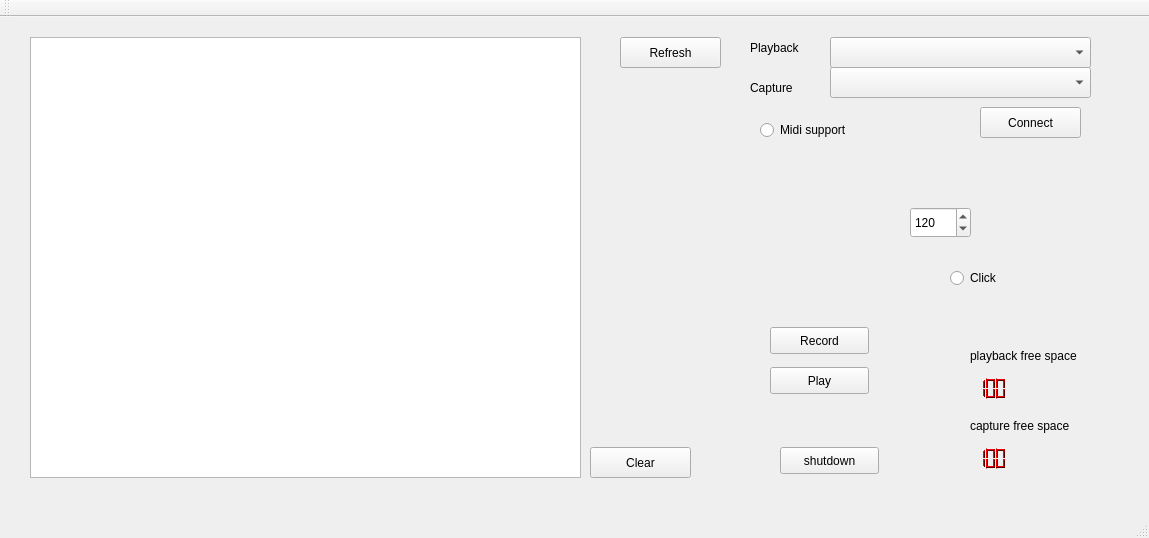
This is mainwindow.ui in fredericabry/raspiloop as Qt 5 draws it before an edit. The edited form follows.
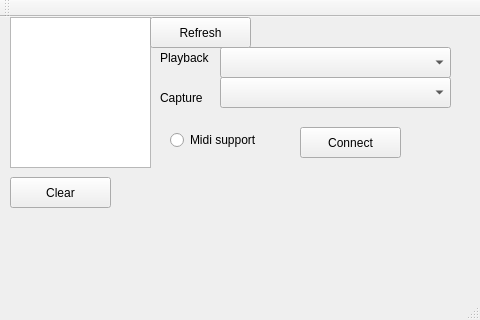
This is the edited form.

Patch:
```diff
--- a/mainwindow.ui
+++ b/mainwindow.ui
@@ -6,8 +6,8 @@
    <rect>
     <x>0</x>
     <y>0</y>
-    <width>1149</width>
-    <height>538</height>
+    <width>480</width>
+    <height>320</height>
    </rect>
   </property>
   <property name="windowTitle">
@@ -17,19 +17,19 @@
    <widget class="QTextBrowser" name="console">
     <property name="geometry">
      <rect>
-      <x>30</x>
-      <y>20</y>
-      <width>551</width>
-      <height>441</height>
+      <x>10</x>
+      <y>0</y>
+      <width>141</width>
+      <height>151</height>
      </rect>
     </property>
    </widget>
    <widget class="QComboBox" name="cardchoice">
     <property name="geometry">
      <rect>
-      <x>830</x>
-      <y>20</y>
-      <width>261</width>
+      <x>220</x>
+      <y>30</y>
+      <width>231</width>
       <height>31</height>
      </rect>
     </property>
@@ -37,8 +37,8 @@
    <widget class="QPushButton" name="brefresh">
     <property name="geometry">
      <rect>
-      <x>620</x>
-      <y>20</y>
+      <x>150</x>
+      <y>0</y>
       <width>101</width>
       <height>31</height>
      </rect>
@@ -50,8 +50,8 @@
    <widget class="QPushButton" name="bconnect">
     <property name="geometry">
      <rect>
-      <x>980</x>
-      <y>90</y>
+      <x>300</x>
+      <y>110</y>
       <width>101</width>
       <height>31</height>
      </rect>
@@ -63,8 +63,8 @@
    <widget class="QRadioButton" name="bmidi">
     <property name="geometry">
      <rect>
-      <x>760</x>
-      <y>100</y>
+      <x>170</x>
+      <y>110</y>
       <width>118</width>
       <height>26</height>
      </rect>
@@ -76,8 +76,8 @@
    <widget class="QPushButton" name="bclear">
     <property name="geometry">
      <rect>
-      <x>590</x>
-      <y>430</y>
+      <x>10</x>
+      <y>160</y>
       <width>101</width>
       <height>31</height>
      </rect>
@@ -89,8 +89,8 @@
    <widget class="QLabel" name="label">
     <property name="geometry">
      <rect>
-      <x>750</x>
-      <y>60</y>
+      <x>160</x>
+      <y>70</y>
       <width>61</width>
       <height>21</height>
      </rect>
@@ -102,8 +102,8 @@
    <widget class="QLabel" name="label_2">
     <property name="geometry">
      <rect>
-      <x>750</x>
-      <y>20</y>
+      <x>160</x>
+      <y>30</y>
       <width>111</width>
       <height>21</height>
      </rect>
@@ -115,993 +115,13 @@
    <widget class="QComboBox" name="cardchoice_input">
     <property name="geometry">
      <rect>
-      <x>830</x>
-      <y>50</y>
-      <width>261</width>
+      <x>220</x>
+      <y>60</y>
+      <width>231</width>
       <height>31</height>
      </rect>
     </property>
    </widget>
-   <widget class="QSpinBox" name="tempoBox">
-    <property name="geometry">
-     <rect>
-      <x>910</x>
-      <y>190</y>
-      <width>61</width>
-      <height>31</height>
-     </rect>
-    </property>
-    <property name="minimum">
-     <number>30</number>
-    </property>
-    <property name="maximum">
-     <number>500</number>
-    </property>
-    <property name="value">
-     <number>120</number>
-    </property>
-   </widget>
-   <widget class="QRadioButton" name="radioClick">
-    <property name="geometry">
-     <rect>
-      <x>950</x>
-      <y>250</y>
-      <width>117</width>
-      <height>22</height>
-     </rect>
-    </property>
-    <property name="text">
-     <string>Click</string>
-    </property>
-    <property name="autoExclusive">
-     <bool>false</bool>
-    </property>
-   </widget>
-   <widget class="QLCDNumber" name="playback_freespace">
-    <property name="geometry">
-     <rect>
-      <x>940</x>
-      <y>360</y>
-      <width>81</width>
-      <height>23</height>
-     </rect>
-    </property>
-    <property name="palette">
-     <palette>
-      <active>
-       <colorrole role="WindowText">
-        <brush brushstyle="SolidPattern">
-         <color alpha="255">
-          <red>0</red>
-          <green>0</green>
-          <blue>0</blue>
-         </color>
-        </brush>
-       </colorrole>
-       <colorrole role="Button">
-        <brush brushstyle="SolidPattern">
-         <color alpha="255">
-          <red>170</red>
-          <green>0</green>
-          <blue>0</blue>
-         </color>
-        </brush>
-       </colorrole>
-       <colorrole role="Light">
-        <brush brushstyle="SolidPattern">
-         <color alpha="255">
-          <red>255</red>
-          <green>0</green>
-          <blue>0</blue>
-         </color>
-        </brush>
-       </colorrole>
-       <colorrole role="Midlight">
-        <brush brushstyle="SolidPattern">
-         <color alpha="255">
-          <red>212</red>
-          <green>0</green>
-          <blue>0</blue>
-         </color>
-        </brush>
-       </colorrole>
-       <colorrole role="Dark">
-        <brush brushstyle="SolidPattern">
-         <color alpha="255">
-          <red>85</red>
-          <green>0</green>
-          <blue>0</blue>
-         </color>
-        </brush>
-       </colorrole>
-       <colorrole role="Mid">
-        <brush brushstyle="SolidPattern">
-         <color alpha="255">
-          <red>113</red>
-          <green>0</green>
-          <blue>0</blue>
-         </color>
-        </brush>
-       </colorrole>
-       <colorrole role="Text">
-        <brush brushstyle="SolidPattern">
-         <color alpha="255">
-          <red>0</red>
-          <green>0</green>
-          <blue>0</blue>
-         </color>
-        </brush>
-       </colorrole>
-       <colorrole role="BrightText">
-        <brush brushstyle="SolidPattern">
-         <color alpha="255">
-          <red>255</red>
-          <green>255</green>
-          <blue>255</blue>
-         </color>
-        </brush>
-       </colorrole>
-       <colorrole role="ButtonText">
-        <brush brushstyle="SolidPattern">
-         <color alpha="255">
-          <red>0</red>
-          <green>0</green>
-          <blue>0</blue>
-         </color>
-        </brush>
-       </colorrole>
-       <colorrole role="Base">
-        <brush brushstyle="SolidPattern">
-         <color alpha="255">
-          <red>255</red>
-          <green>255</green>
-          <blue>255</blue>
-         </color>
-        </brush>
-       </colorrole>
-       <colorrole role="Window">
-        <brush brushstyle="SolidPattern">
-         <color alpha="255">
-          <red>170</red>
-          <green>0</green>
-          <blue>0</blue>
-         </color>
-        </brush>
-       </colorrole>
-       <colorrole role="Shadow">
-        <brush brushstyle="SolidPattern">
-         <color alpha="255">
-          <red>0</red>
-          <green>0</green>
-          <blue>0</blue>
-         </color>
-        </brush>
-       </colorrole>
-       <colorrole role="AlternateBase">
-        <brush brushstyle="SolidPattern">
-         <color alpha="255">
-          <red>212</red>
-          <green>127</green>
-          <blue>127</blue>
-         </color>
-        </brush>
-       </colorrole>
-       <colorrole role="ToolTipBase">
-        <brush brushstyle="SolidPattern">
-         <color alpha="255">
-          <red>255</red>
-          <green>255</green>
-          <blue>220</blue>
-         </color>
-        </brush>
-       </colorrole>
-       <colorrole role="ToolTipText">
-        <brush brushstyle="SolidPattern">
-         <color alpha="255">
-          <red>0</red>
-          <green>0</green>
-          <blue>0</blue>
-         </color>
-        </brush>
-       </colorrole>
-      </active>
-      <inactive>
-       <colorrole role="WindowText">
-        <brush brushstyle="SolidPattern">
-         <color alpha="255">
-          <red>0</red>
-          <green>0</green>
-          <blue>0</blue>
-         </color>
-        </brush>
-       </colorrole>
-       <colorrole role="Button">
-        <brush brushstyle="SolidPattern">
-         <color alpha="255">
-          <red>170</red>
-          <green>0</green>
-          <blue>0</blue>
-         </color>
-        </brush>
-       </colorrole>
-       <colorrole role="Light">
-        <brush brushstyle="SolidPattern">
-         <color alpha="255">
-          <red>255</red>
-          <green>0</green>
-          <blue>0</blue>
-         </color>
-        </brush>
-       </colorrole>
-       <colorrole role="Midlight">
-        <brush brushstyle="SolidPattern">
-         <color alpha="255">
-          <red>212</red>
-          <green>0</green>
-          <blue>0</blue>
-         </color>
-        </brush>
-       </colorrole>
-       <colorrole role="Dark">
-        <brush brushstyle="SolidPattern">
-         <color alpha="255">
-          <red>85</red>
-          <green>0</green>
-          <blue>0</blue>
-         </color>
-        </brush>
-       </colorrole>
-       <colorrole role="Mid">
-        <brush brushstyle="SolidPattern">
-         <color alpha="255">
-          <red>113</red>
-          <green>0</green>
-          <blue>0</blue>
-         </color>
-        </brush>
-       </colorrole>
-       <colorrole role="Text">
-        <brush brushstyle="SolidPattern">
-         <color alpha="255">
-          <red>0</red>
-          <green>0</green>
-          <blue>0</blue>
-         </color>
-        </brush>
-       </colorrole>
-       <colorrole role="BrightText">
-        <brush brushstyle="SolidPattern">
-         <color alpha="255">
-          <red>255</red>
-          <green>255</green>
-          <blue>255</blue>
-         </color>
-        </brush>
-       </colorrole>
-       <colorrole role="ButtonText">
-        <brush brushstyle="SolidPattern">
-         <color alpha="255">
-          <red>0</red>
-          <green>0</green>
-          <blue>0</blue>
-         </color>
-        </brush>
-       </colorrole>
-       <colorrole role="Base">
-        <brush brushstyle="SolidPattern">
-         <color alpha="255">
-          <red>255</red>
-          <green>255</green>
-          <blue>255</blue>
-         </color>
-        </brush>
-       </colorrole>
-       <colorrole role="Window">
-        <brush brushstyle="SolidPattern">
-         <color alpha="255">
-          <red>170</red>
-          <green>0</green>
-          <blue>0</blue>
-         </color>
-        </brush>
-       </colorrole>
-       <colorrole role="Shadow">
-        <brush brushstyle="SolidPattern">
-         <color alpha="255">
-          <red>0</red>
-          <green>0</green>
-          <blue>0</blue>
-         </color>
-        </brush>
-       </colorrole>
-       <colorrole role="AlternateBase">
-        <brush brushstyle="SolidPattern">
-         <color alpha="255">
-          <red>212</red>
-          <green>127</green>
-          <blue>127</blue>
-         </color>
-        </brush>
-       </colorrole>
-       <colorrole role="ToolTipBase">
-        <brush brushstyle="SolidPattern">
-         <color alpha="255">
-          <red>255</red>
-          <green>255</green>
-          <blue>220</blue>
-         </color>
-        </brush>
-       </colorrole>
-       <colorrole role="ToolTipText">
-        <brush brushstyle="SolidPattern">
-         <color alpha="255">
-          <red>0</red>
-          <green>0</green>
-          <blue>0</blue>
-         </color>
-        </brush>
-       </colorrole>
-      </inactive>
-      <disabled>
-       <colorrole role="WindowText">
-        <brush brushstyle="SolidPattern">
-         <color alpha="255">
-          <red>85</red>
-          <green>0</green>
-          <blue>0</blue>
-         </color>
-        </brush>
-       </colorrole>
-       <colorrole role="Button">
-        <brush brushstyle="SolidPattern">
-         <color alpha="255">
-          <red>170</red>
-          <green>0</green>
-          <blue>0</blue>
-         </color>
-        </brush>
-       </colorrole>
-       <colorrole role="Light">
-        <brush brushstyle="SolidPattern">
-         <color alpha="255">
-          <red>255</red>
-          <green>0</green>
-          <blue>0</blue>
-         </color>
-        </brush>
-       </colorrole>
-       <colorrole role="Midlight">
-        <brush brushstyle="SolidPattern">
-         <color alpha="255">
-          <red>212</red>
-          <green>0</green>
-          <blue>0</blue>
-         </color>
-        </brush>
-       </colorrole>
-       <colorrole role="Dark">
-        <brush brushstyle="SolidPattern">
-         <color alpha="255">
-          <red>85</red>
-          <green>0</green>
-          <blue>0</blue>
-         </color>
-        </brush>
-       </colorrole>
-       <colorrole role="Mid">
-        <brush brushstyle="SolidPattern">
-         <color alpha="255">
-          <red>113</red>
-          <green>0</green>
-          <blue>0</blue>
-         </color>
-        </brush>
-       </colorrole>
-       <colorrole role="Text">
-        <brush brushstyle="SolidPattern">
-         <color alpha="255">
-          <red>85</red>
-          <green>0</green>
-          <blue>0</blue>
-         </color>
-        </brush>
-       </colorrole>
-       <colorrole role="BrightText">
-        <brush brushstyle="SolidPattern">
-         <color alpha="255">
-          <red>255</red>
-          <green>255</green>
-          <blue>255</blue>
-         </color>
-        </brush>
-       </colorrole>
-       <colorrole role="ButtonText">
-        <brush brushstyle="SolidPattern">
-         <color alpha="255">
-          <red>85</red>
-          <green>0</green>
-          <blue>0</blue>
-         </color>
-        </brush>
-       </colorrole>
-       <colorrole role="Base">
-        <brush brushstyle="SolidPattern">
-         <color alpha="255">
-          <red>170</red>
-          <green>0</green>
-          <blue>0</blue>
-         </color>
-        </brush>
-       </colorrole>
-       <colorrole role="Window">
-        <brush brushstyle="SolidPattern">
-         <color alpha="255">
-          <red>170</red>
-          <green>0</green>
-          <blue>0</blue>
-         </color>
-        </brush>
-       </colorrole>
-       <colorrole role="Shadow">
-        <brush brushstyle="SolidPattern">
-         <color alpha="255">
-          <red>0</red>
-          <green>0</green>
-          <blue>0</blue>
-         </color>
-        </brush>
-       </colorrole>
-       <colorrole role="AlternateBase">
-        <brush brushstyle="SolidPattern">
-         <color alpha="255">
-          <red>170</red>
-          <green>0</green>
-          <blue>0</blue>
-         </color>
-        </brush>
-       </colorrole>
-       <colorrole role="ToolTipBase">
-        <brush brushstyle="SolidPattern">
-         <color alpha="255">
-          <red>255</red>
-          <green>255</green>
-          <blue>220</blue>
-         </color>
-        </brush>
-       </colorrole>
-       <colorrole role="ToolTipText">
-        <brush brushstyle="SolidPattern">
-         <color alpha="255">
-          <red>0</red>
-          <green>0</green>
-          <blue>0</blue>
-         </color>
-        </brush>
-       </colorrole>
-      </disabled>
-     </palette>
-    </property>
-    <property name="frameShadow">
-     <enum>QFrame::Plain</enum>
-    </property>
-    <property name="lineWidth">
-     <number>0</number>
-    </property>
-    <property name="smallDecimalPoint">
-     <bool>false</bool>
-    </property>
-    <property name="segmentStyle">
-     <enum>QLCDNumber::Filled</enum>
-    </property>
-    <property name="intValue" stdset="0">
-     <number>100</number>
-    </property>
-   </widget>
-   <widget class="QPushButton" name="bRecord">
-    <property name="geometry">
-     <rect>
-      <x>770</x>
-      <y>310</y>
-      <width>99</width>
-      <height>27</height>
-     </rect>
-    </property>
-    <property name="text">
-     <string>Record</string>
-    </property>
-   </widget>
-   <widget class="QPushButton" name="bPlay">
-    <property name="geometry">
-     <rect>
-      <x>770</x>
-      <y>350</y>
-      <width>99</width>
-      <height>27</height>
-     </rect>
-    </property>
-    <property name="text">
-     <string>Play</string>
-    </property>
-   </widget>
-   <widget class="QLabel" name="label_3">
-    <property name="geometry">
-     <rect>
-      <x>970</x>
-      <y>330</y>
-      <width>141</width>
-      <height>17</height>
-     </rect>
-    </property>
-    <property name="text">
-     <string>playback free space</string>
-    </property>
-   </widget>
-   <widget class="QLCDNumber" name="capture_freespace">
-    <property name="geometry">
-     <rect>
-      <x>940</x>
-      <y>430</y>
-      <width>81</width>
-      <height>23</height>
-     </rect>
-    </property>
-    <property name="palette">
-     <palette>
-      <active>
-       <colorrole role="WindowText">
-        <brush brushstyle="SolidPattern">
-         <color alpha="255">
-          <red>0</red>
-          <green>0</green>
-          <blue>0</blue>
-         </color>
-        </brush>
-       </colorrole>
-       <colorrole role="Button">
-        <brush brushstyle="SolidPattern">
-         <color alpha="255">
-          <red>170</red>
-          <green>0</green>
-          <blue>0</blue>
-         </color>
-        </brush>
-       </colorrole>
-       <colorrole role="Light">
-        <brush brushstyle="SolidPattern">
-         <color alpha="255">
-          <red>255</red>
-          <green>0</green>
-          <blue>0</blue>
-         </color>
-        </brush>
-       </colorrole>
-       <colorrole role="Midlight">
-        <brush brushstyle="SolidPattern">
-         <color alpha="255">
-          <red>212</red>
-          <green>0</green>
-          <blue>0</blue>
-         </color>
-        </brush>
-       </colorrole>
-       <colorrole role="Dark">
-        <brush brushstyle="SolidPattern">
-         <color alpha="255">
-          <red>85</red>
-          <green>0</green>
-          <blue>0</blue>
-         </color>
-        </brush>
-       </colorrole>
-       <colorrole role="Mid">
-        <brush brushstyle="SolidPattern">
-         <color alpha="255">
-          <red>113</red>
-          <green>0</green>
-          <blue>0</blue>
-         </color>
-        </brush>
-       </colorrole>
-       <colorrole role="Text">
-        <brush brushstyle="SolidPattern">
-         <color alpha="255">
-          <red>0</red>
-          <green>0</green>
-          <blue>0</blue>
-         </color>
-        </brush>
-       </colorrole>
-       <colorrole role="BrightText">
-        <brush brushstyle="SolidPattern">
-         <color alpha="255">
-          <red>255</red>
-          <green>255</green>
-          <blue>255</blue>
-         </color>
-        </brush>
-       </colorrole>
-       <colorrole role="ButtonText">
-        <brush brushstyle="SolidPattern">
-         <color alpha="255">
-          <red>0</red>
-          <green>0</green>
-          <blue>0</blue>
-         </color>
-        </brush>
-       </colorrole>
-       <colorrole role="Base">
-        <brush brushstyle="SolidPattern">
-         <color alpha="255">
-          <red>255</red>
-          <green>255</green>
-          <blue>255</blue>
-         </color>
-        </brush>
-       </colorrole>
-       <colorrole role="Window">
-        <brush brushstyle="SolidPattern">
-         <color alpha="255">
-          <red>170</red>
-          <green>0</green>
-          <blue>0</blue>
-         </color>
-        </brush>
-       </colorrole>
-       <colorrole role="Shadow">
-        <brush brushstyle="SolidPattern">
-         <color alpha="255">
-          <red>0</red>
-          <green>0</green>
-          <blue>0</blue>
-         </color>
-        </brush>
-       </colorrole>
-       <colorrole role="AlternateBase">
-        <brush brushstyle="SolidPattern">
-         <color alpha="255">
-          <red>212</red>
-          <green>127</green>
-          <blue>127</blue>
-         </color>
-        </brush>
-       </colorrole>
-       <colorrole role="ToolTipBase">
-        <brush brushstyle="SolidPattern">
-         <color alpha="255">
-          <red>255</red>
-          <green>255</green>
-          <blue>220</blue>
-         </color>
-        </brush>
-       </colorrole>
-       <colorrole role="ToolTipText">
-        <brush brushstyle="SolidPattern">
-         <color alpha="255">
-          <red>0</red>
-          <green>0</green>
-          <blue>0</blue>
-         </color>
-        </brush>
-       </colorrole>
-      </active>
-      <inactive>
-       <colorrole role="WindowText">
-        <brush brushstyle="SolidPattern">
-         <color alpha="255">
-          <red>0</red>
-          <green>0</green>
-          <blue>0</blue>
-         </color>
-        </brush>
-       </colorrole>
-       <colorrole role="Button">
-        <brush brushstyle="SolidPattern">
-         <color alpha="255">
-          <red>170</red>
-          <green>0</green>
-          <blue>0</blue>
-         </color>
-        </brush>
-       </colorrole>
-       <colorrole role="Light">
-        <brush brushstyle="SolidPattern">
-         <color alpha="255">
-          <red>255</red>
-          <green>0</green>
-          <blue>0</blue>
-         </color>
-        </brush>
-       </colorrole>
-       <colorrole role="Midlight">
-        <brush brushstyle="SolidPattern">
-         <color alpha="255">
-          <red>212</red>
-          <green>0</green>
-          <blue>0</blue>
-         </color>
-        </brush>
-       </colorrole>
-       <colorrole role="Dark">
-        <brush brushstyle="SolidPattern">
-         <color alpha="255">
-          <red>85</red>
-          <green>0</green>
-          <blue>0</blue>
-         </color>
-        </brush>
-       </colorrole>
-       <colorrole role="Mid">
-        <brush brushstyle="SolidPattern">
-         <color alpha="255">
-          <red>113</red>
-          <green>0</green>
-          <blue>0</blue>
-         </color>
-        </brush>
-       </colorrole>
-       <colorrole role="Text">
-        <brush brushstyle="SolidPattern">
-         <color alpha="255">
-          <red>0</red>
-          <green>0</green>
-          <blue>0</blue>
-         </color>
-        </brush>
-       </colorrole>
-       <colorrole role="BrightText">
-        <brush brushstyle="SolidPattern">
-         <color alpha="255">
-          <red>255</red>
-          <green>255</green>
-          <blue>255</blue>
-         </color>
-        </brush>
-       </colorrole>
-       <colorrole role="ButtonText">
-        <brush brushstyle="SolidPattern">
-         <color alpha="255">
-          <red>0</red>
-          <green>0</green>
-          <blue>0</blue>
-         </color>
-        </brush>
-       </colorrole>
-       <colorrole role="Base">
-        <brush brushstyle="SolidPattern">
-         <color alpha="255">
-          <red>255</red>
-          <green>255</green>
-          <blue>255</blue>
-         </color>
-        </brush>
-       </colorrole>
-       <colorrole role="Window">
-        <brush brushstyle="SolidPattern">
-         <color alpha="255">
-          <red>170</red>
-          <green>0</green>
-          <blue>0</blue>
-         </color>
-        </brush>
-       </colorrole>
-       <colorrole role="Shadow">
-        <brush brushstyle="SolidPattern">
-         <color alpha="255">
-          <red>0</red>
-          <green>0</green>
-          <blue>0</blue>
-         </color>
-        </brush>
-       </colorrole>
-       <colorrole role="AlternateBase">
-        <brush brushstyle="SolidPattern">
-         <color alpha="255">
-          <red>212</red>
-          <green>127</green>
-          <blue>127</blue>
-         </color>
-        </brush>
-       </colorrole>
-       <colorrole role="ToolTipBase">
-        <brush brushstyle="SolidPattern">
-         <color alpha="255">
-          <red>255</red>
-          <green>255</green>
-          <blue>220</blue>
-         </color>
-        </brush>
-       </colorrole>
-       <colorrole role="ToolTipText">
-        <brush brushstyle="SolidPattern">
-         <color alpha="255">
-          <red>0</red>
-          <green>0</green>
-          <blue>0</blue>
-         </color>
-        </brush>
-       </colorrole>
-      </inactive>
-      <disabled>
-       <colorrole role="WindowText">
-        <brush brushstyle="SolidPattern">
-         <color alpha="255">
-          <red>85</red>
-          <green>0</green>
-          <blue>0</blue>
-         </color>
-        </brush>
-       </colorrole>
-       <colorrole role="Button">
-        <brush brushstyle="SolidPattern">
-         <color alpha="255">
-          <red>170</red>
-          <green>0</green>
-          <blue>0</blue>
-         </color>
-        </brush>
-       </colorrole>
-       <colorrole role="Light">
-        <brush brushstyle="SolidPattern">
-         <color alpha="255">
-          <red>255</red>
-          <green>0</green>
-          <blue>0</blue>
-         </color>
-        </brush>
-       </colorrole>
-       <colorrole role="Midlight">
-        <brush brushstyle="SolidPattern">
-         <color alpha="255">
-          <red>212</red>
-          <green>0</green>
-          <blue>0</blue>
-         </color>
-        </brush>
-       </colorrole>
-       <colorrole role="Dark">
-        <brush brushstyle="SolidPattern">
-         <color alpha="255">
-          <red>85</red>
-          <green>0</green>
-          <blue>0</blue>
-         </color>
-        </brush>
-       </colorrole>
-       <colorrole role="Mid">
-        <brush brushstyle="SolidPattern">
-         <color alpha="255">
-          <red>113</red>
-          <green>0</green>
-          <blue>0</blue>
-         </color>
-        </brush>
-       </colorrole>
-       <colorrole role="Text">
-        <brush brushstyle="SolidPattern">
-         <color alpha="255">
-          <red>85</red>
-          <green>0</green>
-          <blue>0</blue>
-         </color>
-        </brush>
-       </colorrole>
-       <colorrole role="BrightText">
-        <brush brushstyle="SolidPattern">
-         <color alpha="255">
-          <red>255</red>
-          <green>255</green>
-          <blue>255</blue>
-         </color>
-        </brush>
-       </colorrole>
-       <colorrole role="ButtonText">
-        <brush brushstyle="SolidPattern">
-         <color alpha="255">
-          <red>85</red>
-          <green>0</green>
-          <blue>0</blue>
-         </color>
-        </brush>
-       </colorrole>
-       <colorrole role="Base">
-        <brush brushstyle="SolidPattern">
-         <color alpha="255">
-          <red>170</red>
-          <green>0</green>
-          <blue>0</blue>
-         </color>
-        </brush>
-       </colorrole>
-       <colorrole role="Window">
-        <brush brushstyle="SolidPattern">
-         <color alpha="255">
-          <red>170</red>
-          <green>0</green>
-          <blue>0</blue>
-         </color>
-        </brush>
-       </colorrole>
-       <colorrole role="Shadow">
-        <brush brushstyle="SolidPattern">
-         <color alpha="255">
-          <red>0</red>
-          <green>0</green>
-          <blue>0</blue>
-         </color>
-        </brush>
-       </colorrole>
-       <colorrole role="AlternateBase">
-        <brush brushstyle="SolidPattern">
-         <color alpha="255">
-          <red>170</red>
-          <green>0</green>
-          <blue>0</blue>
-         </color>
-        </brush>
-       </colorrole>
-       <colorrole role="ToolTipBase">
-        <brush brushstyle="SolidPattern">
-         <color alpha="255">
-          <red>255</red>
-          <green>255</green>
-          <blue>220</blue>
-         </color>
-        </brush>
-       </colorrole>
-       <colorrole role="ToolTipText">
-        <brush brushstyle="SolidPattern">
-         <color alpha="255">
-          <red>0</red>
-          <green>0</green>
-          <blue>0</blue>
-         </color>
-        </brush>
-       </colorrole>
-      </disabled>
-     </palette>
-    </property>
-    <property name="frameShadow">
-     <enum>QFrame::Plain</enum>
-    </property>
-    <property name="lineWidth">
-     <number>0</number>
-    </property>
-    <property name="smallDecimalPoint">
-     <bool>false</bool>
-    </property>
-    <property name="segmentStyle">
-     <enum>QLCDNumber::Filled</enum>
-    </property>
-    <property name="intValue" stdset="0">
-     <number>100</number>
-    </property>
-   </widget>
-   <widget class="QLabel" name="label_4">
-    <property name="geometry">
-     <rect>
-      <x>970</x>
-      <y>400</y>
-      <width>141</width>
-      <height>17</height>
-     </rect>
-    </property>
-    <property name="text">
-     <string>capture free space</string>
-    </property>
-   </widget>
-   <widget class="QPushButton" name="b_shutdown">
-    <property name="geometry">
-     <rect>
-      <x>780</x>
-      <y>430</y>
-      <width>99</width>
-      <height>27</height>
-     </rect>
-    </property>
-    <property name="text">
-     <string>shutdown</string>
-    </property>
-   </widget>
   </widget>
   <widget class="QMenuBar" name="menuBar">
    <property name="geometry">
```
Left out of the diff: 2 changed lines with no effect on the pictures.
